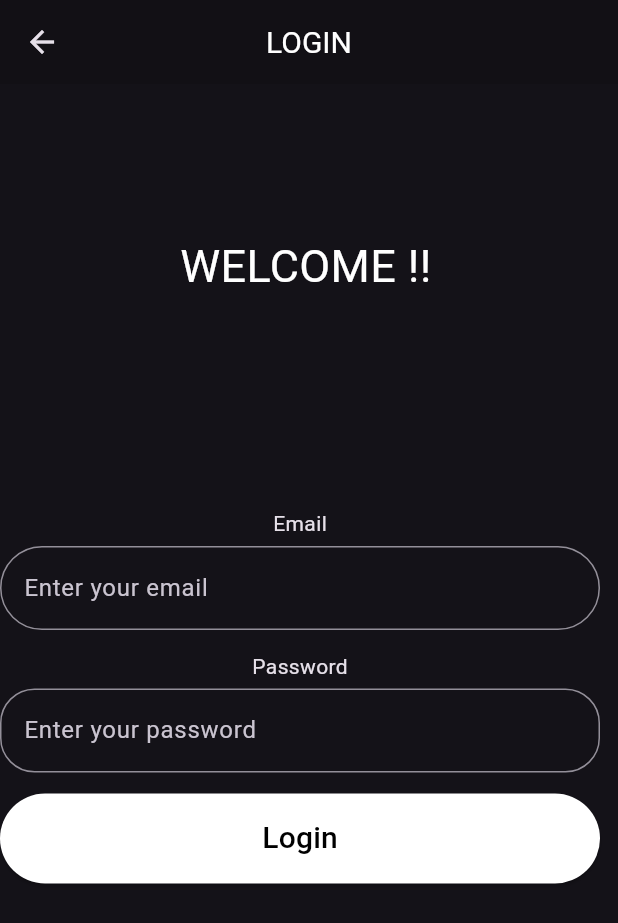
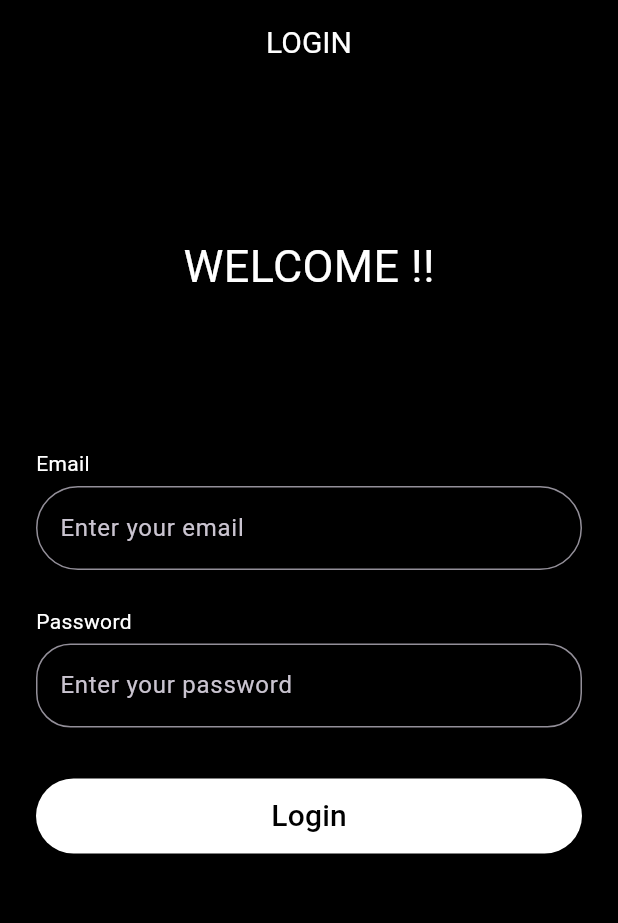
Before and after one commit to tiwaririshu8757/News, a Flutter app: the Login screen opened directly, on a phone screen of 412 x 824 dp. Shown: the top 923 px of the screen. Run offline on Flutter 3.47's test engine with Material 3 defaults, Android fonts, the phone set to English and light mode, and no system bars; our stand-ins replace webview_flutter.

Commit message:
Third commit of Newz

```diff
--- a/lib/Login/LoGin.dart
+++ b/lib/Login/LoGin.dart
@@ -1,85 +1,112 @@
 import 'package:flutter/material.dart';
+import 'package:newz_app/Home.dart';
 
 class Login extends StatelessWidget {
   const Login({super.key});
 
   @override
   Widget build(BuildContext context) {
-    TextEditingController email=TextEditingController();
-    TextEditingController password=TextEditingController();
+    TextEditingController email = TextEditingController();
+    TextEditingController password = TextEditingController();
 
     return Scaffold(
       appBar: AppBar(
-        title: Text("LOGIN",
-          style: TextStyle(
-              fontSize: 20,
-              color: Colors.white),),
+        title: const Text(
+          "LOGIN",
+          style: TextStyle(fontSize: 20, color: Colors.white),
+        ),
         centerTitle: true,
-        backgroundColor: Colors.black12,),
-      body: Column(
+        backgroundColor: Colors.black12,
+      ),
+      backgroundColor: Colors.black, // Optional: Dark background
+      body: SingleChildScrollView(
+        padding: const EdgeInsets.symmetric(horizontal: 24),
+        child: Column(
+          crossAxisAlignment: CrossAxisAlignment.center,
           children: [
-          SizedBox(height: 100,),
-          Text(" WELCOME !!",style: TextStyle(fontSize: 30,color: Colors.white),),SizedBox(height: 140,),
-          Container(
-            child: Column(mainAxisAlignment: MainAxisAlignment.center,
-              children: [ Text("Email"),
-                SizedBox(height :5,),
-                Container(
-                  width: 400,
+            const SizedBox(height: 100),
+            const Text(
+              "WELCOME !!",
+              style: TextStyle(fontSize: 30, color: Colors.white),
+            ),
+            const SizedBox(height: 100),
+
+            // Email Field
+            const Align(
+              alignment: Alignment.centerLeft,
+              child: Text(
+                "Email",
+                style: TextStyle(color: Colors.white),
+              ),
+            ),
+            const SizedBox(height: 5),
+            SizedBox(
+              width: double.infinity,
               height: 60,
               child: TextField(
-
                 controller: email,
-                    keyboardType: TextInputType.text,
+                keyboardType: TextInputType.emailAddress,
                 decoration: InputDecoration(
+                  hintText: "Enter your email",
                   border: OutlineInputBorder(
                     borderRadius: BorderRadius.circular(39),
-                            borderSide: BorderSide(
-                              color: Colors.white,
-                            )
-                      ),
-                      hintText: "Enter your email",
                   ),
                 ),
               ),
+            ),
+            const SizedBox(height: 20),
 
-                SizedBox(height:10),
-                Text("Password"),
-                SizedBox(height :5,),
-                Container(
-                  width: 400,
+            // Password Field
+            const Align(
+              alignment: Alignment.centerLeft,
+              child: Text(
+                "Password",
+                style: TextStyle(color: Colors.white),
+              ),
+            ),
+            const SizedBox(height: 5),
+            SizedBox(
+              width: double.infinity,
               height: 60,
               child: TextField(
                 controller: password,
-                    keyboardType: TextInputType.text,
                 obscureText: true,
                 obscuringCharacter: "*",
+                keyboardType: TextInputType.text,
                 decoration: InputDecoration(
+                  hintText: "Enter your password",
+
                   border: OutlineInputBorder(
                     borderRadius: BorderRadius.circular(23),
-                             borderSide: BorderSide(
-                                 color: Colors.white,)),
-                      hintText: "Enter your password",
-
                   ),
                 ),
               ),
-                SizedBox(height:10),
-                Container(
-                  width: 400,
-                  height: 60,
+            ),
+            const SizedBox(height: 30),
+
+            // Login Button
+            SizedBox(
+              width: double.infinity,
+              height: 50,
               child: ElevatedButton(
-                      onPressed: (){},
-                      child: Text("Login",
-                        style: TextStyle(
-                            fontSize: 20,
-                            color: Colors.black),),style: ElevatedButton.styleFrom(backgroundColor: Colors.white),),
-                )
-
-
-            ],),
+                onPressed: () {
+                  Navigator.pushReplacement(
+                    context,
+                    MaterialPageRoute(builder: (context) => const HomePage()),
+                  );
+                },
+                style: ElevatedButton.styleFrom(
+                  backgroundColor: Colors.white,
                 ),
+                child: const Text(
+                  "Login",
+                  style: TextStyle(fontSize: 20, color: Colors.black),
+                ),
+              ),
+            ),
+            const SizedBox(height: 60),
           ],
+        ),
       ),
     );
   }
--- a/lib/main.dart
+++ b/lib/main.dart
@@ -18,7 +18,7 @@ class MyApp extends StatelessWidget {
       debugShowCheckedModeBanner: false,
       title: 'Flutter Demo',
       theme:ThemeData.dark(),
-      home: HomePage(),
+      home: Login(),
     );
   }
 }
```
Lines whose indentation alone changed are shown as unchanged.
